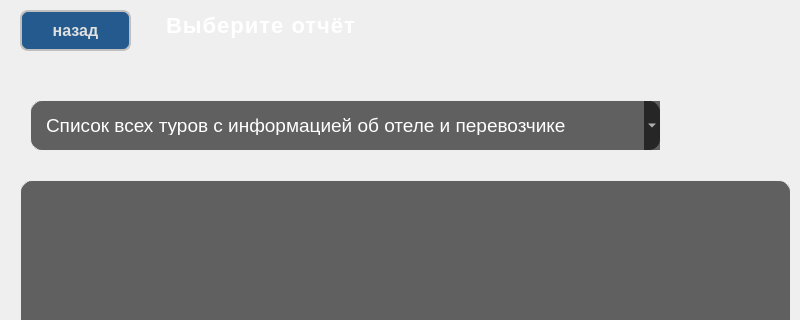
Before: the Qt Designer form main_window.ui in Aleksandra-Pogodina/DB_for_travel_agents, drawn with Qt 5; both pictures show x 0 to 800 and y 0 to 320 of the 800 by 600 pixel window.
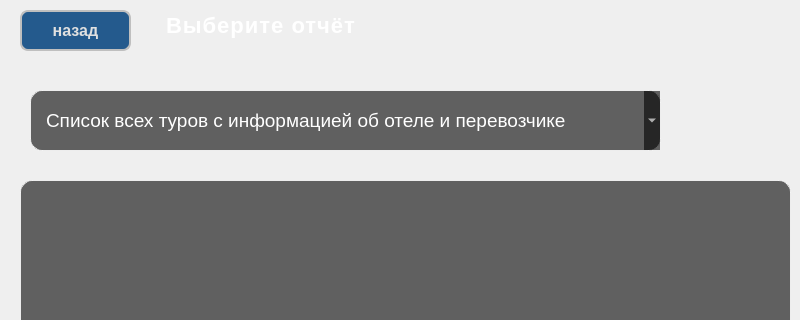
After: the same form once the commit is applied. Icons and pictures are not drawn.

```diff
--- a/main_window.ui
+++ b/main_window.ui
@@ -167,9 +167,9 @@
        <property name="geometry">
         <rect>
          <x>40</x>
-         <y>110</y>
+         <y>100</y>
          <width>631</width>
-         <height>51</height>
+         <height>61</height>
         </rect>
        </property>
        <property name="styleSheet">
```
